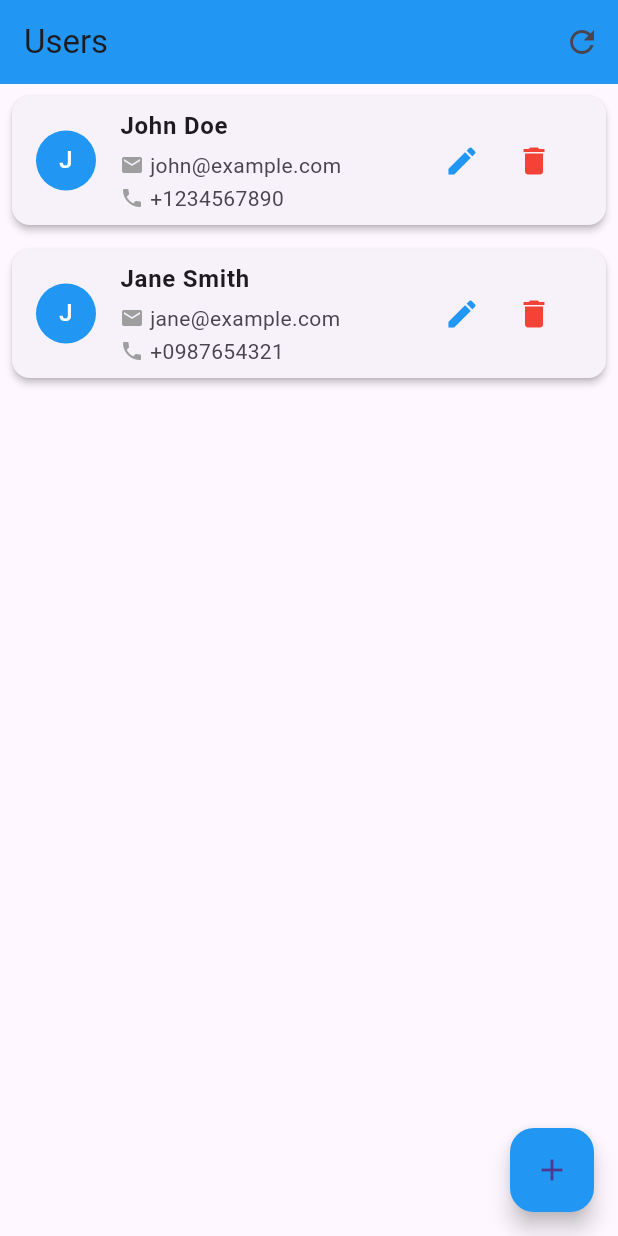
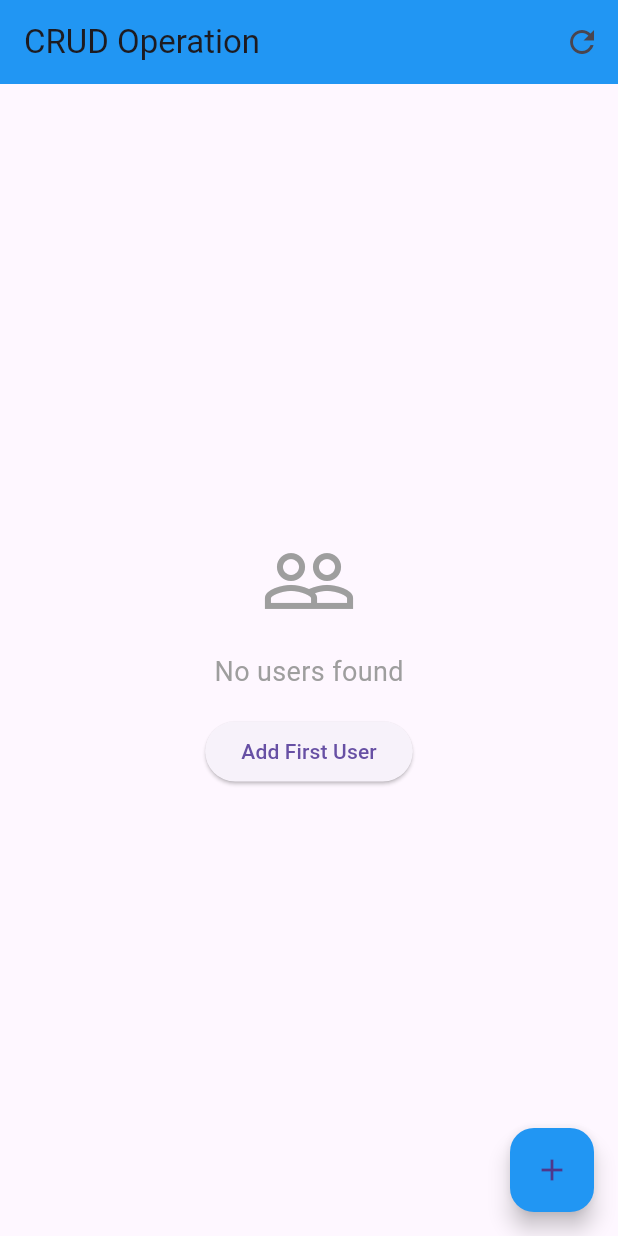
Before and after one commit to tanjilalom/crud_operation_flutter, a Flutter app: the screen it shows after launch, on a phone screen of 412 x 824 dp. Run offline on Flutter 3.47's test engine with Material 3 defaults, Android fonts, the phone set to English and light mode, and no system bars; our stand-ins replace get.

Commit message:
Initial Commit

```diff
--- a/lib/services/user_service.dart
+++ b/lib/services/user_service.dart
@@ -3,18 +3,8 @@ import '../models/user_model.dart';
 class UserService {
   // Simulating a database with a static list
   static final List<User> _users = [
-    User(
-      id: '1',
-      name: 'John Doe',
-      email: 'john@example.com',
-      phone: '+1234567890',
-    ),
-    User(
-      id: '2',
-      name: 'Jane Smith',
-      email: 'jane@example.com',
-      phone: '+0987654321',
-    ),
+
+
   ];
 
   // Get all users
--- a/lib/views/user_list_view.dart
+++ b/lib/views/user_list_view.dart
@@ -14,7 +14,7 @@ class UserListView extends StatelessWidget {
   Widget build(BuildContext context) {
     return Scaffold(
       appBar: AppBar(
-        title: const Text('Users'),
+        title: const Text('CRUD Operation'),
         backgroundColor: Colors.blue,
         actions: [
           IconButton(
```
